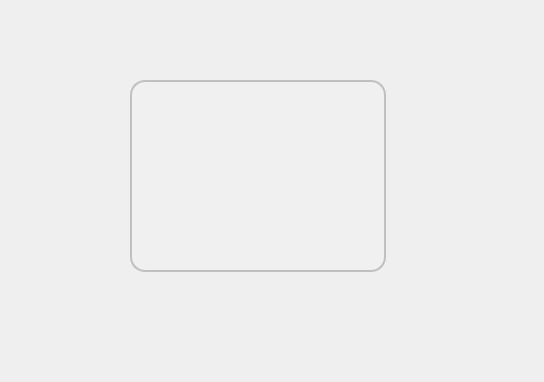
Old version of the form phone_book/show_all_fav.ui in the repository amirsoleimani7/Qt_PhoneBook.
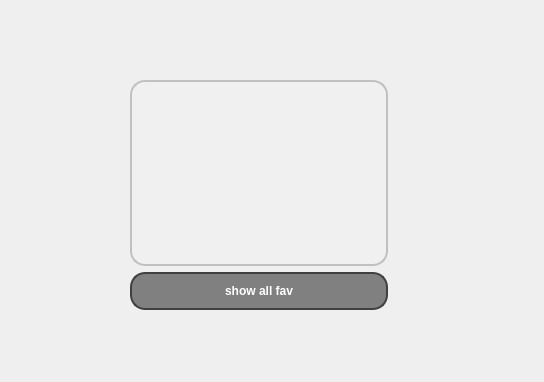
New version of the form.

What changed in the file:
```diff
--- a/phone_book/show_all_fav.ui
+++ b/phone_book/show_all_fav.ui
@@ -13,17 +13,20 @@
   <property name="windowTitle">
    <string>Dialog</string>
   </property>
-  <widget class="QTextBrowser" name="textBrowser_show_all_fav">
+  <widget class="QWidget" name="">
    <property name="geometry">
     <rect>
      <x>130</x>
      <y>80</y>
-     <width>256</width>
-     <height>192</height>
+     <width>258</width>
+     <height>230</height>
     </rect>
    </property>
-   <property name="styleSheet">
-    <string notr="true">QTextBrowser {
+   <layout class="QVBoxLayout" name="verticalLayout">
+    <item>
+     <widget class="QTextBrowser" name="textBrowser_show_all_fav">
+      <property name="styleSheet">
+       <string notr="true">QTextBrowser {
     background-color: #F0F0F0; /* Background color */
     border: 2px solid #C0C0C0; /* Border color */
     border-radius: 15px; /* Curved corners */
@@ -41,7 +44,38 @@
     border: 2px solid #606060; /* Even darker border when focused */
 }
 </string>
-   </property>
+      </property>
+     </widget>
+    </item>
+    <item>
+     <widget class="QPushButton" name="pushButton_show_all_fav">
+      <property name="styleSheet">
+       <string notr="true">QPushButton {
+    background-color: #808080; /* Default button color (gray) */
+    border: 2px solid #404040; /* Border color darker than the button color */
+    border-radius: 15px; /* Curved corners */
+    color: white; /* Text color */
+    padding: 10px 20px; /* Padding for content */
+    box-shadow: 2px 2px 5px rgba(0, 0, 0, 0.5); /* Shadow effect */
+    font-weight: bold; /* Set font to bold */
+}
+
+QPushButton:hover {
+    background-color: #404040; /* Darker color on hover */
+}
+
+QPushButton:pressed {
+    background-color: #202020; /* Even darker color on click */
+    box-shadow: 1px 1px 2px rgba(0, 0, 0, 0.5); /* Adjusted shadow on click */
+}
+</string>
+      </property>
+      <property name="text">
+       <string>show all fav</string>
+      </property>
+     </widget>
+    </item>
+   </layout>
   </widget>
  </widget>
  <resources/>
```
